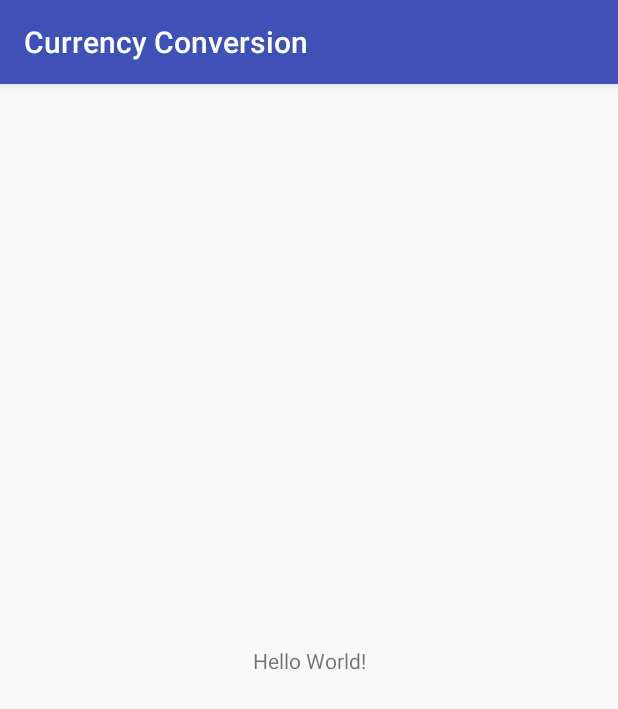
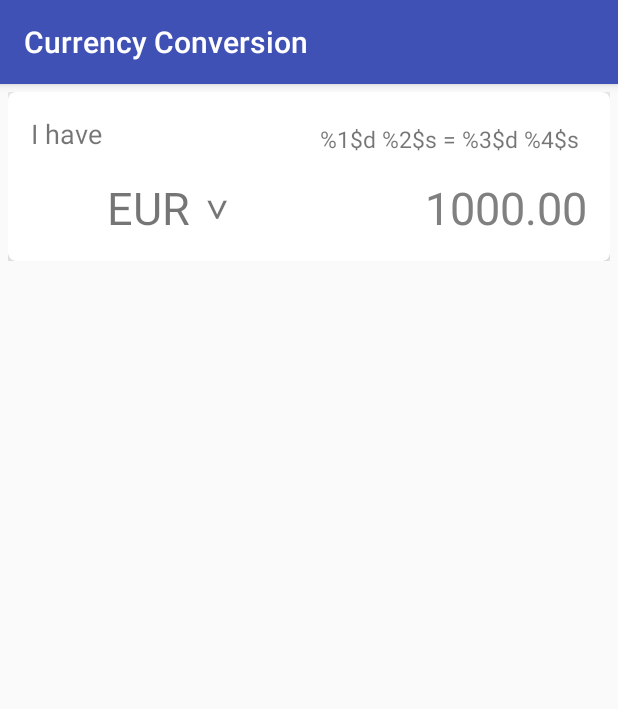
Before and after one commit to shailendrakumaryadav1/currency_calculator, an Android app: the screen it shows after launch (CurrencyActivity), on a phone screen of 412 x 824 dp. Shown: the top 709 px of the screen. Run offline under Robolectric (Android 15) with nearby library versions, the phone set to English and light mode, and no system bars.

Commit message:
currency source card view added

```diff
--- a/CurrencyConversion/app/src/main/res/layout/activity_currency.xml
+++ b/CurrencyConversion/app/src/main/res/layout/activity_currency.xml
@@ -1,18 +1,109 @@
 <?xml version="1.0" encoding="utf-8"?>
-<android.support.constraint.ConstraintLayout xmlns:android="http://schemas.android.com/apk/res/android"
-		xmlns:tools="http://schemas.android.com/tools"
+<LinearLayout xmlns:android="http://schemas.android.com/apk/res/android"
 		xmlns:app="http://schemas.android.com/apk/res-auto"
 		android:layout_width="match_parent"
-		android:layout_height="match_parent"
-		tools:context="com.currency.currencyconversion.CurrencyActivity">
+		android:layout_height="wrap_content"
+		android:orientation="vertical"
+		android:padding="@dimen/currency_cardview_padding">
 
-	<TextView
-			android:layout_width="wrap_content"
+	<android.support.v7.widget.CardView
+			android:id="@+id/base_currency_card"
+			android:layout_width="match_parent"
 			android:layout_height="wrap_content"
-			android:text="Hello World!"
-			app:layout_constraintBottom_toBottomOf="parent"
-			app:layout_constraintLeft_toLeftOf="parent"
-			app:layout_constraintRight_toRightOf="parent"
-			app:layout_constraintTop_toTopOf="parent" />
+			app:cardElevation="@dimen/currency_cardview_elevation"
+			app:cardCornerRadius="@dimen/currency_cardview_radius"
+			android:shape="ring"
+			android:thicknessRatio="@dimen/currency_cardview_thickness_ratio">
 
-</android.support.constraint.ConstraintLayout>
+		<RelativeLayout
+				android:layout_width="match_parent"
+				android:layout_height="wrap_content"
+				android:padding="@dimen/dimen_15">
+
+			<TextView
+					android:layout_width="wrap_content"
+					android:layout_height="wrap_content"
+					android:text="@string/text_i_have"
+					android:textSize="@dimen/text_18"
+					android:layout_alignParentTop="true"
+					android:layout_alignParentLeft="true"
+					android:layout_alignParentStart="true" />
+
+			<TextView
+					android:id="@+id/text_currency_equivalent"
+					android:layout_width="wrap_content"
+					android:layout_height="wrap_content"
+					android:text="@string/text_currency_equivalent"
+					android:textSize="@dimen/text_currency_equivalent"
+					android:padding="@dimen/dimen_5"
+					android:layout_alignParentEnd="true"
+					android:layout_alignParentRight="true"
+					android:layout_alignParentTop="true" />
+
+
+			<LinearLayout
+
+					android:id="@+id/src_currency_linear_layout"
+					android:layout_width="wrap_content"
+					android:layout_height="wrap_content"
+					android:orientation="horizontal"
+					android:layout_below="@+id/text_currency_equivalent"
+					android:layout_alignParentLeft="true"
+					android:layout_alignParentStart="true"
+					android:layout_marginTop="@dimen/dimen_10">
+
+				<ImageView
+						android:id="@+id/src_currency_flag"
+						android:layout_width="@dimen/flag_width"
+						android:layout_height="@dimen/flag_height"
+						android:layout_marginRight="@dimen/dimen_5"
+						android:layout_marginEnd="@dimen/dimen_5"
+						android:contentDescription="@null" />
+
+				<TextView
+						android:id="@+id/src_currency_code"
+						android:layout_width="wrap_content"
+						android:layout_height="match_parent"
+						android:gravity="bottom"
+						android:layout_marginRight="@dimen/dimen_5"
+						android:layout_marginLeft="@dimen/dimen_5"
+						android:text="EUR"
+						android:textSize="@dimen/text_currency_code" />
+
+				<TextView
+						android:layout_width="wrap_content"
+						android:layout_height="match_parent"
+						android:gravity="bottom"
+						android:paddingBottom="@dimen/dimen_5"
+						android:layout_marginStart="@dimen/dimen_5"
+						android:layout_marginLeft="@dimen/dimen_5"
+						android:text="@string/text_drop_down_arrow"
+						android:textStyle="bold"
+						android:textSize="@dimen/text_drop_down_arrow" />
+
+			</LinearLayout>
+
+			<EditText
+					android:id="@+id/src_currency_value"
+					android:layout_width="@dimen/dimen_150"
+					android:layout_height="wrap_content"
+					android:gravity="end"
+					android:maxWidth="@dimen/dimen_150"
+					android:maxLength="@integer/max_amount_length"
+					android:maxEms="@integer/max_amount_length"
+					android:maxLines="@integer/max_amount_lines"
+					android:text="@string/text_currency_placeholder"
+					android:hint="@string/text_currency_placeholder"
+					android:textSize="@dimen/text_currency_value"
+					android:inputType="numberDecimal"
+					android:background="@android:color/transparent"
+					android:textColor="@android:color/tab_indicator_text"
+					android:layout_alignBottom="@+id/src_currency_linear_layout"
+					android:layout_alignParentRight="true"
+					android:layout_alignParentEnd="true" />
+
+		</RelativeLayout>
+
+	</android.support.v7.widget.CardView>
+
+</LinearLayout>
--- /dev/null
+++ b/CurrencyConversion/app/src/main/res/values/dimen.xml
@@ -0,0 +1,20 @@
+<?xml version="1.0" encoding="utf-8"?>
+<resources>
+	<dimen name="currency_cardview_elevation">8dp</dimen>
+	<dimen name="currency_cardview_radius">5dp</dimen>
+	<dimen name="currency_cardview_padding">5dp</dimen>
+	<dimen name="currency_cardview_thickness_ratio">10dp</dimen>
+	<dimen name="text_18">18sp</dimen>
+	<dimen name="text_15">15sp</dimen>
+	<dimen name="text_currency_equivalent">15sp</dimen>
+	<dimen name="text_currency_code">30sp</dimen>
+	<dimen name="text_currency_value">30sp</dimen>
+	<dimen name="text_drop_down_arrow">20sp</dimen>
+	<dimen name="dimen_5">5dp</dimen>
+	<dimen name="dimen_10">10dp</dimen>
+	<dimen name="dimen_15">15dp</dimen>
+	<dimen name="dimen_18">18dp</dimen>
+	<dimen name="dimen_150">150dp</dimen>
+	<dimen name="flag_width">40dp</dimen>
+	<dimen name="flag_height">40dp</dimen>
+</resources>
--- /dev/null
+++ b/CurrencyConversion/app/src/main/res/values/integer.xml
@@ -0,0 +1,5 @@
+<?xml version="1.0" encoding="utf-8"?>
+<resources>
+	<integer name="max_amount_length">12</integer>
+	<integer name="max_amount_lines">1</integer>
+</resources>
--- a/CurrencyConversion/app/src/main/res/values/strings.xml
+++ b/CurrencyConversion/app/src/main/res/values/strings.xml
@@ -1,3 +1,7 @@
 <resources>
 	<string name="app_name">Currency Conversion</string>
+	<string name="text_i_have">I have</string>
+	<string name="text_currency_equivalent">%1$d %2$s = %3$d %4$s</string>
+	<string name="text_drop_down_arrow">∨</string>
+	<string name="text_currency_placeholder">1000.00</string>
 </resources>
```
